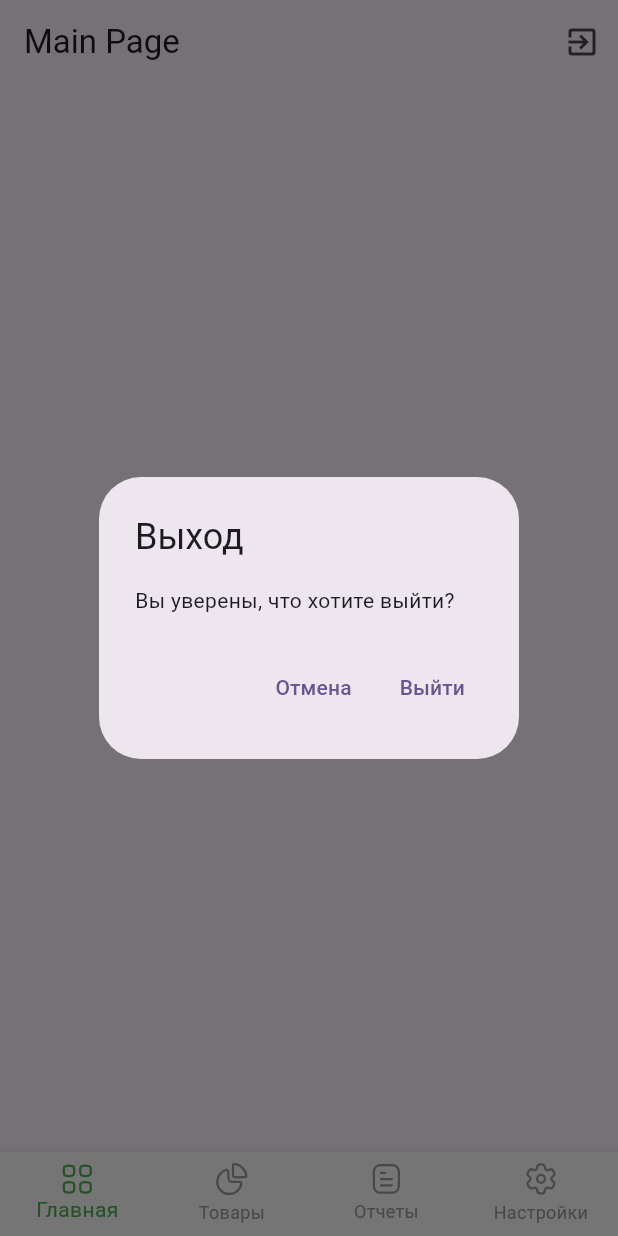
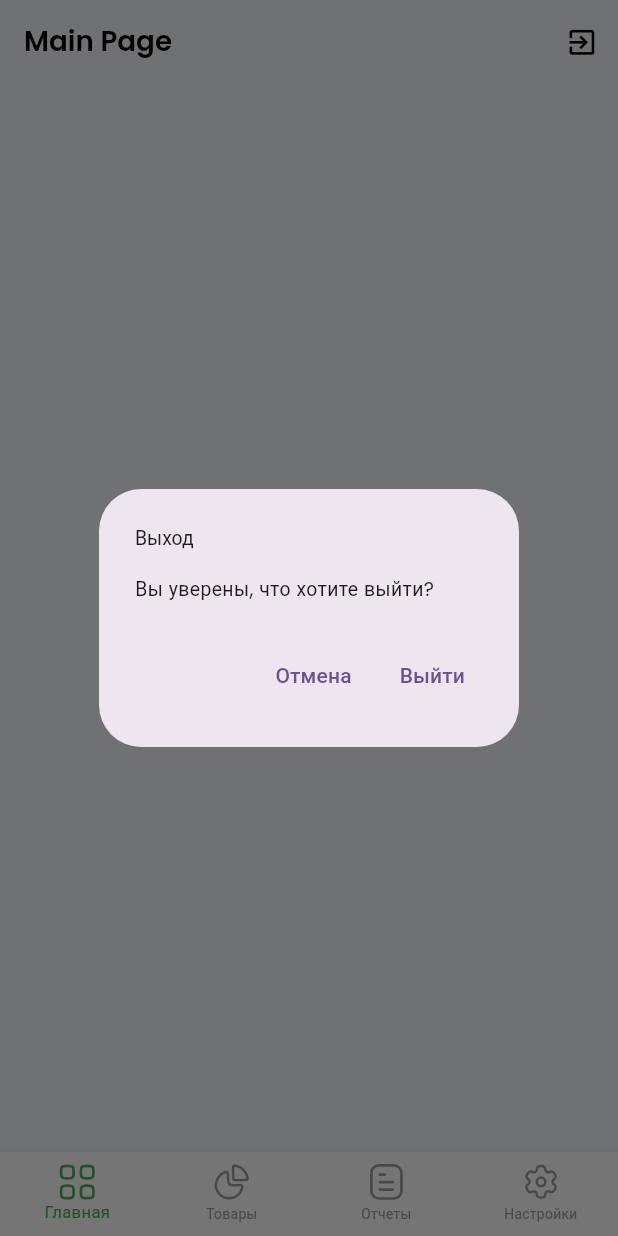
Before and after one commit to raatbek02/BSmart_first_app, a Flutter app: the MainPage screen opened by its route, after a tap on the "exit to app" icon, on a phone screen of 412 x 824 dp. Run offline on Flutter 3.47's test engine with Material 3 defaults, Android fonts, the phone set to English and light mode, and no system bars; our stand-ins replace dartz, dio, equatable, flutter_bloc, flutter_screenutil, flutter_spinkit and 7 more; missing offline and left inert: syncfusion_localizations; accounts and stored records are empty.

Commit message:
Added global theme to main.dart

```diff
--- /dev/null
+++ b/lib/core/theme/theme.dart
@@ -0,0 +1,49 @@
+// lib/theme/custom_theme.dart
+import 'package:flutter/material.dart';
+import 'package:flutter_screenutil/flutter_screenutil.dart';
+import 'package:google_fonts/google_fonts.dart';
+
+class CustomTheme {
+  // Цвета
+  static const Color kAppBarColor = Color.fromRGBO(245, 247, 250, 1);
+  static const Color kScaffoldBackgroundColor =
+      Color.fromRGBO(245, 247, 250, 1);
+
+  // Текстовые стили
+  static final TextStyle appBarTitleTextStyle = GoogleFonts.poppins(
+    color: Colors.black,
+    fontSize: 20.sp,
+    fontWeight: FontWeight.w600,
+  );
+
+  static final TextTheme textTheme = GoogleFonts.poppinsTextTheme(
+    TextTheme(
+      bodyLarge: TextStyle(fontSize: 14.sp),
+      bodyMedium: TextStyle(fontSize: 14.sp),
+      displayLarge: TextStyle(fontSize: 32.sp),
+      displayMedium: TextStyle(fontSize: 24.sp),
+      displaySmall: TextStyle(fontSize: 20.sp),
+      headlineMedium: TextStyle(fontSize: 16.sp),
+      headlineSmall: TextStyle(fontSize: 14.sp),
+      titleLarge: TextStyle(fontSize: 12.sp),
+    ),
+  );
+
+  // Тема приложения
+  static ThemeData get theme {
+    return ThemeData(
+      appBarTheme: AppBarTheme(
+        color: kAppBarColor,
+        iconTheme: const IconThemeData(color: Colors.black),
+        titleTextStyle: appBarTitleTextStyle,
+      ),
+      scaffoldBackgroundColor: kScaffoldBackgroundColor,
+      textTheme: textTheme,
+      iconTheme: IconThemeData(
+        size: 24.sp,
+      ),
+      colorScheme: ColorScheme.fromSeed(seedColor: Colors.deepPurple),
+      useMaterial3: true,
+    );
+  }
+}
--- a/lib/features/auth/presentation/pages/sign_in_page.dart
+++ b/lib/features/auth/presentation/pages/sign_in_page.dart
@@ -87,7 +87,7 @@ class SignInPageState extends State<SignInPage> {
   @override
   Widget build(BuildContext context) {
     return Scaffold(
-      backgroundColor: Colors.white,
+      backgroundColor: const Color.fromRGBO(245, 247, 250, 1),
       resizeToAvoidBottomInset: true,
       body: SafeArea(
         child: BlocConsumer<AuthBloc, AuthState>(
--- a/lib/features/home/presentation/pages/home_page.dart
+++ b/lib/features/home/presentation/pages/home_page.dart
@@ -1,6 +1,3 @@
-
-
-
 import 'package:bsmart_first_app/core/routes/auth_routes.dart';
 import 'package:bsmart_first_app/features/auth/presentation/bloc/auth_bloc/auth_bloc.dart';
 import 'package:flutter/material.dart';
@@ -35,8 +32,8 @@ class _HomePageState extends State<HomePage> {
             context.go(AuthRoutes.onBoardingPage);
           }
         },
-        child: const Center(
-          child: Text('Main Page Content'),
+        child: Center(
+          child: Text('Main Page Content', style: TextStyle(fontSize: 14.sp)),
         ),
       ),
     );
--- a/lib/features/home/presentation/pages/main_page.dart
+++ b/lib/features/home/presentation/pages/main_page.dart
@@ -2,6 +2,120 @@ import 'package:bsmart_first_app/features/home/presentation/pages/home_page.dart
 import 'package:flutter/cupertino.dart';
 import 'package:flutter/material.dart';
 import 'package:flutter_svg/svg.dart';
+
+// class MainPage extends StatefulWidget {
+//   final int initialPage;
+//   const MainPage({
+//     super.key,
+//     this.initialPage = 0,
+//   });
+
+//   @override
+//   State<MainPage> createState() => _MainPageState();
+// }
+
+// class _MainPageState extends State<MainPage> {
+//   final currentIndex = ValueNotifier<int>(0);
+//   PageController? _pageController;
+
+//   @override
+//   void initState() {
+//     super.initState();
+//     currentIndex.value = widget.initialPage;
+//     _pageController = PageController(initialPage: currentIndex.value);
+//   }
+
+//   @override
+//   void dispose() {
+//     _pageController?.dispose();
+//     super.dispose();
+//   }
+
+//   List<Widget> get pages => [
+//         const HomePage(),
+//         const HomePage(),
+//         const HomePage(),
+//         const HomePage(),
+//       ];
+
+//   void onTap(int index) {
+//     currentIndex.value = index;
+//     _pageController?.jumpToPage(index);
+//   }
+
+//   @override
+//   Widget build(BuildContext context) {
+//     return GestureDetector(
+//       onTap: () => FocusScope.of(context).unfocus(),
+//       child: Scaffold(
+//         backgroundColor: const Color.fromRGBO(245, 247, 250, 1),
+//         body: PageView(
+//           physics: const NeverScrollableScrollPhysics(),
+//           controller: _pageController,
+//           children: pages,
+//           onPageChanged: (index) => currentIndex.value = index,
+//         ),
+//         bottomNavigationBar: ValueListenableBuilder<int>(
+//           valueListenable: currentIndex,
+//           builder: (_, value, __) => BottomNavigationBar(
+//             currentIndex: value,
+//             onTap: onTap,
+//             backgroundColor: Colors.white,
+//             selectedItemColor: Colors.green,
+//             unselectedItemColor: Colors.grey.shade500,
+//             type: BottomNavigationBarType.fixed, // Отключаем анимацию
+//             items: [
+//               BottomNavigationBarItem(
+//                 icon: SvgPicture.asset(
+//                   'assets/svg/bottom_navigation_icons/home_icon.svg',
+//                   colorFilter: ColorFilter.mode(
+//                     value == 0 ? Colors.green : Colors.grey.shade500,
+//                     BlendMode.srcIn,
+//                   ),
+//                 ),
+//                 label: 'Главная',
+//               ),
+//               BottomNavigationBarItem(
+//                 icon: SvgPicture.asset(
+//                   'assets/svg/bottom_navigation_icons/products_icon.svg',
+//                   colorFilter: ColorFilter.mode(
+//                     value == 1 ? Colors.green : Colors.grey.shade500,
+//                     BlendMode.srcIn,
+//                   ),
+//                 ), // Товары
+//                 label: 'Товары',
+//               ),
+//               BottomNavigationBarItem(
+//                 icon: SvgPicture.asset(
+//                   'assets/svg/bottom_navigation_icons/reports_icon.svg',
+//                   colorFilter: ColorFilter.mode(
+//                     value == 2 ? Colors.green : Colors.grey.shade500,
+//                     BlendMode.srcIn,
+//                   ),
+//                 ), // Т
+//                 label: 'Отчеты',
+//               ),
+//               BottomNavigationBarItem(
+//                 icon: SvgPicture.asset(
+//                   'assets/svg/bottom_navigation_icons/settings_icon.svg',
+//                   colorFilter: ColorFilter.mode(
+//                     value == 3 ? Colors.green : Colors.grey.shade500,
+//                     BlendMode.srcIn,
+//                   ),
+//                 ), // Т
+//                 label: 'Настройки',
+//               ),
+//             ],
+//           ),
+//         ),
+//       ),
+//     );
+//   }
+// }
+
+import 'package:flutter/material.dart';
+import 'package:flutter_screenutil/flutter_screenutil.dart';
+import 'package:flutter_svg/flutter_svg.dart';
 
 class MainPage extends StatefulWidget {
   final int initialPage;
@@ -31,11 +145,11 @@ class _MainPageState extends State<MainPage> {
     super.dispose();
   }
 
-  List<Widget> get pages => [
-        const HomePage(),
-        const HomePage(),
-        const HomePage(),
-        const HomePage(),
+  List<Widget> get pages => const [
+        HomePage(),
+        HomePage(),
+        HomePage(),
+        HomePage(),
       ];
 
   void onTap(int index) {
@@ -48,7 +162,7 @@ class _MainPageState extends State<MainPage> {
     return GestureDetector(
       onTap: () => FocusScope.of(context).unfocus(),
       child: Scaffold(
-        backgroundColor: Colors.white,
+        backgroundColor: const Color.fromRGBO(245, 247, 250, 1),
         body: PageView(
           physics: const NeverScrollableScrollPhysics(),
           controller: _pageController,
@@ -63,11 +177,14 @@ class _MainPageState extends State<MainPage> {
             backgroundColor: Colors.white,
             selectedItemColor: Colors.green,
             unselectedItemColor: Colors.grey.shade500,
+            selectedFontSize: 12.sp,
+            unselectedFontSize: 10.sp,
             type: BottomNavigationBarType.fixed, // Отключаем анимацию
             items: [
               BottomNavigationBarItem(
                 icon: SvgPicture.asset(
                   'assets/svg/bottom_navigation_icons/home_icon.svg',
+                  height: 24.w, // Адаптируем размер иконок
                   colorFilter: ColorFilter.mode(
                     value == 0 ? Colors.green : Colors.grey.shade500,
                     BlendMode.srcIn,
@@ -78,33 +195,37 @@ class _MainPageState extends State<MainPage> {
               BottomNavigationBarItem(
                 icon: SvgPicture.asset(
                   'assets/svg/bottom_navigation_icons/products_icon.svg',
+                  height: 24.w, // Адаптируем размер иконок
                   colorFilter: ColorFilter.mode(
                     value == 1 ? Colors.green : Colors.grey.shade500,
                     BlendMode.srcIn,
                   ),
-                ), // Товары
+                ),
                 label: 'Товары',
               ),
               BottomNavigationBarItem(
                 icon: SvgPicture.asset(
                   'assets/svg/bottom_navigation_icons/reports_icon.svg',
+                  height: 24.w, // Адаптируем размер иконок
                   colorFilter: ColorFilter.mode(
                     value == 2 ? Colors.green : Colors.grey.shade500,
                     BlendMode.srcIn,
                   ),
-                ), // Т
+                ),
                 label: 'Отчеты',
               ),
               BottomNavigationBarItem(
                 icon: SvgPicture.asset(
                   'assets/svg/bottom_navigation_icons/settings_icon.svg',
+                  height: 24.w, // Адаптируем размер иконок
                   colorFilter: ColorFilter.mode(
                     value == 3 ? Colors.green : Colors.grey.shade500,
                     BlendMode.srcIn,
                   ),
-                ), // Т
+                ),
                 label: 'Настройки',
               ),
+              //  selectedLabelStyle: TextStyle(fontSize: 12.sp),  // Адаптируем размер текста для выбранного элемента
             ],
           ),
         ),
```
Also changed, not shown: lib/features/auth/presentation/pages/on_boarding_screen.dart (+8 -7 lines), lib/main.dart (+4 -10 lines).
